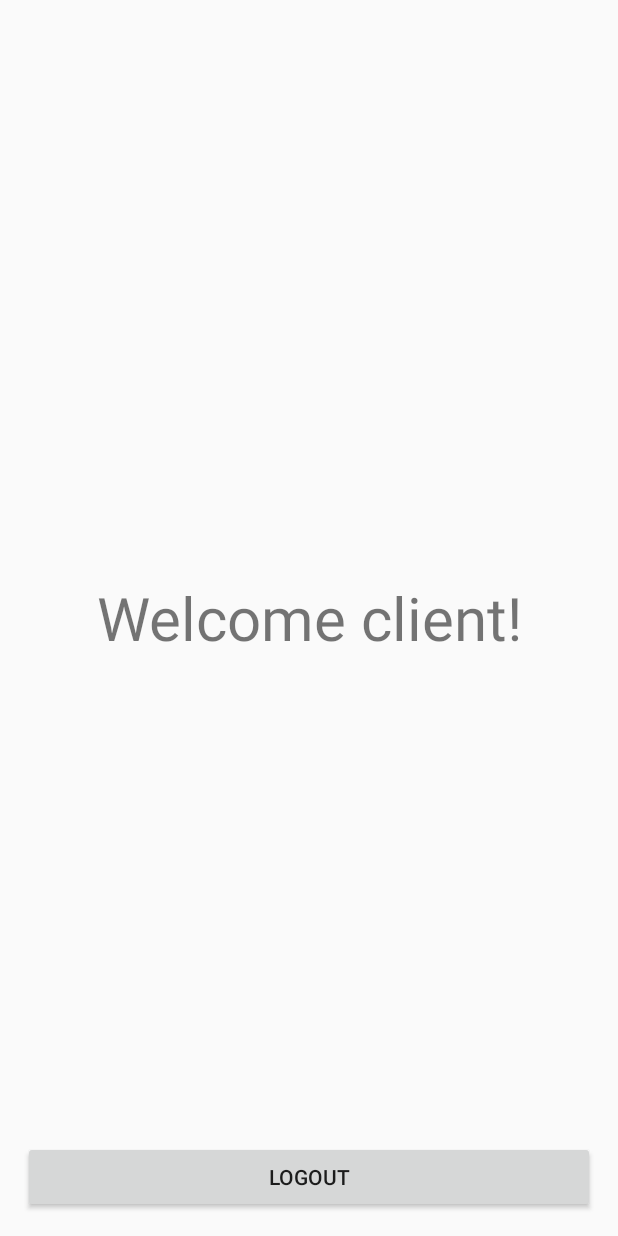
After one commit to teo-jun-xiong/Eldereach, an Android app: the layout activity_client.xml on its own in the app's theme, with its tools: preview values and no code run, on a phone screen of 412 x 824 dp. The commit adds this screen. Run offline under Robolectric (Android 15) with nearby library versions, the phone set to English and light mode, and no system bars.

```diff
--- a/app/src/main/java/com/eldereach/eldereach/UserActivity.java
+++ b/app/src/main/java/com/eldereach/eldereach/UserActivity.java
@@ -17,7 +17,7 @@ public class UserActivity extends AppCompatActivity {
     @Override
     protected void onCreate(Bundle savedInstanceState) {
         super.onCreate(savedInstanceState);
-        setContentView(R.layout.activity_user);
+        setContentView(R.layout.activity_volunteer);
         btnLogOut = findViewById(R.id.btnLogOut);
         btnLogOut.setOnClickListener(new View.OnClickListener() {
             @Override
--- /dev/null
+++ b/app/src/main/res/layout/activity_client.xml
@@ -0,0 +1,28 @@
+<?xml version="1.0" encoding="utf-8"?>
+<RelativeLayout xmlns:android="http://schemas.android.com/apk/res/android"
+    xmlns:app="http://schemas.android.com/apk/res-auto"
+    xmlns:tools="http://schemas.android.com/tools"
+    android:layout_width="match_parent"
+    android:layout_height="match_parent"
+    android:layout_gravity="center"
+    android:orientation="vertical"
+    tools:context=".UserActivity">
+
+    <TextView
+        android:layout_width="match_parent"
+        android:layout_height="wrap_content"
+        android:layout_centerHorizontal="true"
+        android:layout_centerVertical="true"
+        android:layout_gravity="center"
+        android:gravity="center"
+        android:text="Welcome client!"
+        android:textSize="40dp" />
+
+    <Button
+        android:id="@+id/btnLogOut"
+        android:layout_width="match_parent"
+        android:layout_height="wrap_content"
+        android:layout_alignParentBottom="true"
+        android:layout_margin="15dp"
+        android:text="Logout" />
+</RelativeLayout>
--- a/app/src/main/res/layout/activity_user.xml
+++ b/app/src/main/res/layout/activity_volunteer.xml
@@ -15,7 +15,7 @@
         android:layout_centerVertical="true"
         android:layout_gravity="center"
         android:gravity="center"
-        android:text="Welcome!"
+        android:text="Welcome volunteer!"
         android:textSize="40dp" />
 
     <Button
```
Also changed, not shown: app/src/main/java/com/eldereach/eldereach/SignUpActivity.java (+14 -4 lines).
